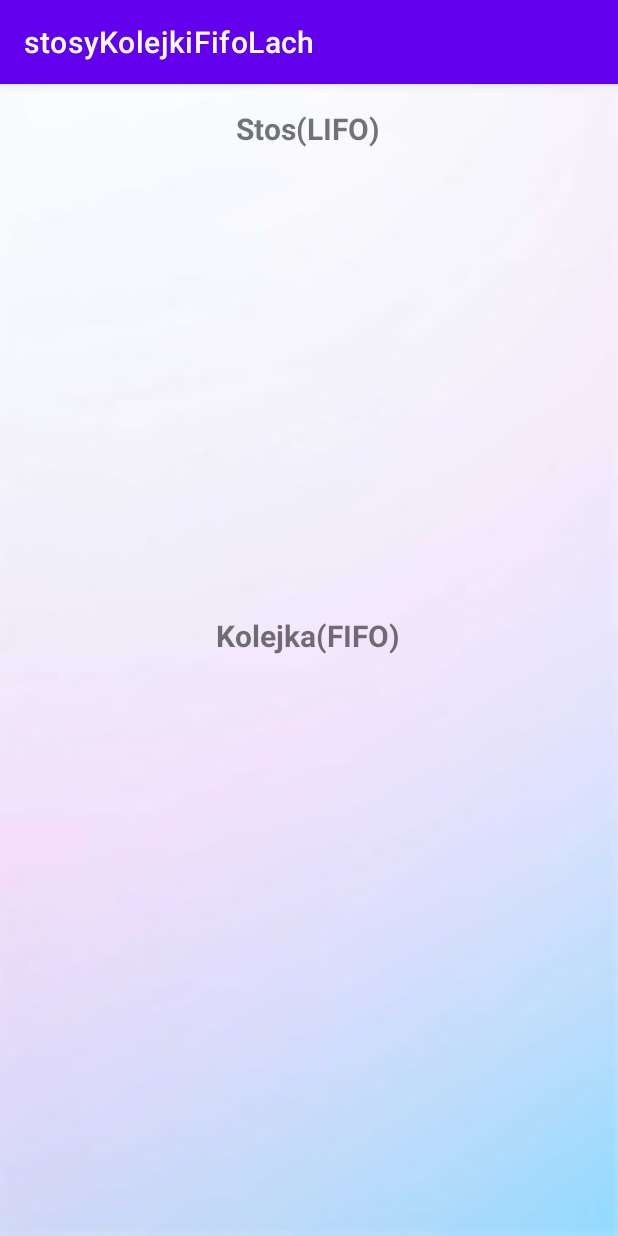
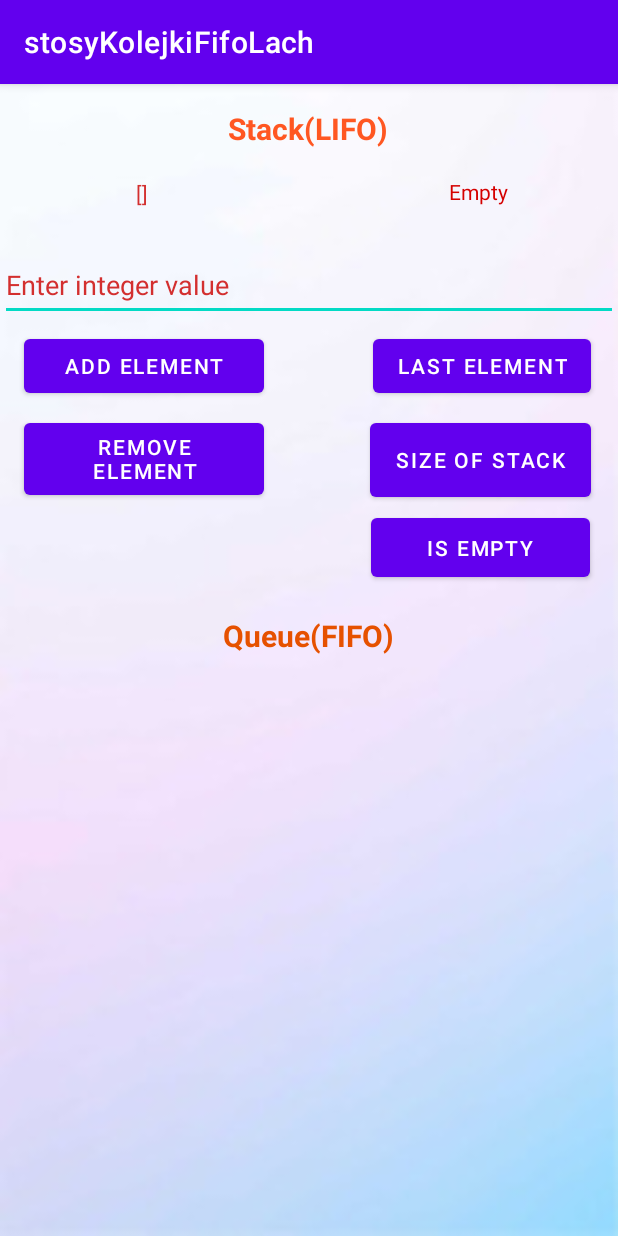
Before and after one commit to kamcio420/stosyKolejkiFifoLach, an Android app: the screen it shows after launch (MainActivity), on a phone screen of 412 x 824 dp. Run offline under Robolectric (Android 15) with nearby library versions, the phone set to English and light mode, and no system bars.

Commit message:
full stack section appearance

```diff
--- a/app/src/main/res/layout/activity_main.xml
+++ b/app/src/main/res/layout/activity_main.xml
@@ -7,11 +7,60 @@
     android:background="@drawable/bcg"
     tools:context=".MainActivity">
 
+    <Button
+        android:id="@+id/topButton"
+        android:layout_width="wrap_content"
+        android:layout_height="wrap_content"
+        android:text="@string/last_element"
+        app:layout_constraintBottom_toBottomOf="parent"
+        app:layout_constraintEnd_toEndOf="parent"
+        app:layout_constraintHorizontal_bias="0.932"
+        app:layout_constraintStart_toStartOf="parent"
+        app:layout_constraintTop_toTopOf="parent"
+        app:layout_constraintVertical_bias="0.228" />
+
+    <Button
+        android:id="@+id/sizeButton"
+        android:layout_width="147dp"
+        android:layout_height="61dp"
+        android:text="@string/size_of_stack"
+        app:layout_constraintBottom_toBottomOf="parent"
+        app:layout_constraintEnd_toEndOf="parent"
+        app:layout_constraintHorizontal_bias="0.931"
+        app:layout_constraintStart_toStartOf="parent"
+        app:layout_constraintTop_toTopOf="parent"
+        app:layout_constraintVertical_bias="0.311" />
+
+    <Button
+        android:id="@+id/emptyButton"
+        android:layout_width="146dp"
+        android:layout_height="51dp"
+        android:text="@string/is_empty"
+        app:layout_constraintBottom_toBottomOf="parent"
+        app:layout_constraintEnd_toEndOf="parent"
+        app:layout_constraintHorizontal_bias="0.93"
+        app:layout_constraintStart_toStartOf="parent"
+        app:layout_constraintTop_toTopOf="parent"
+        app:layout_constraintVertical_bias="0.395" />
+
+    <Button
+        android:id="@+id/popButton"
+        android:layout_width="160dp"
+        android:layout_height="60dp"
+        android:text="@string/remove_element"
+        app:layout_constraintBottom_toBottomOf="parent"
+        app:layout_constraintEnd_toEndOf="parent"
+        app:layout_constraintHorizontal_bias="0.063"
+        app:layout_constraintStart_toStartOf="parent"
+        app:layout_constraintTop_toTopOf="parent"
+        app:layout_constraintVertical_bias="0.311" />
+
     <TextView
         android:id="@+id/textView4"
         android:layout_width="wrap_content"
         android:layout_height="wrap_content"
-        android:text="Kolejka(FIFO)"
+        android:text="@string/queue_fifo"
+        android:textColor="#E65100"
         android:textSize="20sp"
         android:textStyle="bold"
         app:layout_constraintBottom_toBottomOf="parent"
@@ -22,10 +71,11 @@
         app:layout_constraintVertical_bias="0.478" />
 
     <TextView
-        android:id="@+id/textView3"
+        android:id="@+id/headerStack"
         android:layout_width="wrap_content"
         android:layout_height="wrap_content"
-        android:text="Stos(LIFO)"
+        android:text="@string/stack_lifo"
+        android:textColor="#FF5722"
         android:textSize="20sp"
         android:textStyle="bold"
         app:layout_constraintBottom_toBottomOf="parent"
@@ -34,4 +84,70 @@
         app:layout_constraintStart_toStartOf="parent"
         app:layout_constraintTop_toTopOf="parent"
         app:layout_constraintVertical_bias="0.022" />
+
+    <TextView
+        android:id="@+id/outputText"
+        android:layout_width="wrap_content"
+        android:layout_height="wrap_content"
+        android:text="@string/empty"
+        android:textColor="#D50000"
+        app:layout_constraintBottom_toTopOf="@+id/textView4"
+        app:layout_constraintEnd_toEndOf="parent"
+        app:layout_constraintHorizontal_bias="0.803"
+        app:layout_constraintStart_toStartOf="parent"
+        app:layout_constraintTop_toBottomOf="@+id/headerStack"
+        app:layout_constraintVertical_bias="0.065" />
+
+    <com.google.android.material.textfield.TextInputLayout
+        android:id="@+id/inputText"
+        android:layout_width="409dp"
+        android:layout_height="wrap_content"
+        app:layout_constraintBottom_toTopOf="@+id/textView4"
+        app:layout_constraintEnd_toEndOf="parent"
+        app:layout_constraintHorizontal_bias="1.0"
+        app:layout_constraintStart_toStartOf="parent"
+        app:layout_constraintTop_toBottomOf="@+id/outputText"
+        app:layout_constraintVertical_bias="0.21">
+
+    </com.google.android.material.textfield.TextInputLayout>
+
+    <com.google.android.material.textfield.TextInputEditText
+        android:id="@+id/input"
+        android:layout_width="match_parent"
+        android:layout_height="wrap_content"
+        android:hint="@string/enter_integer_value"
+        android:minHeight="48dp"
+        android:textColor="#F44336"
+        android:textColorHint="#D32F2F"
+        app:layout_constraintBottom_toTopOf="@+id/textView4"
+        app:layout_constraintEnd_toEndOf="parent"
+        app:layout_constraintHorizontal_bias="1.0"
+        app:layout_constraintStart_toStartOf="parent"
+        app:layout_constraintTop_toBottomOf="@+id/outputText"
+        app:layout_constraintVertical_bias="0.127" />
+
+    <Button
+        android:id="@+id/addButton"
+        android:layout_width="160dp"
+        android:layout_height="48dp"
+        android:text="@string/add_element"
+        app:layout_constraintBottom_toBottomOf="parent"
+        app:layout_constraintEnd_toEndOf="parent"
+        app:layout_constraintHorizontal_bias="0.063"
+        app:layout_constraintStart_toStartOf="parent"
+        app:layout_constraintTop_toTopOf="parent"
+        app:layout_constraintVertical_bias="0.228" />
+
+    <TextView
+        android:id="@+id/stackValText"
+        android:layout_width="wrap_content"
+        android:layout_height="wrap_content"
+        android:text="@string/stack"
+        android:textColor="#D32F2F"
+        app:layout_constraintBottom_toBottomOf="parent"
+        app:layout_constraintEnd_toEndOf="parent"
+        app:layout_constraintHorizontal_bias="0.225"
+        app:layout_constraintStart_toStartOf="parent"
+        app:layout_constraintTop_toTopOf="parent"
+        app:layout_constraintVertical_bias="0.085" />
 </androidx.constraintlayout.widget.ConstraintLayout>
--- a/app/src/main/res/values/strings.xml
+++ b/app/src/main/res/values/strings.xml
@@ -1,3 +1,18 @@
 <resources>
     <string name="app_name">stosyKolejkiFifoLach</string>
+    <string name="kolejka_fifo">Kolejka(FIFO)</string>
+    <string name="stos_lifo">Stos(LIFO)</string>
+    <string name="empty">Empty</string>
+    <string name="wprowadz_liczbe">Wprowadz liczbe</string>
+    <string name="dodaj_element">Dodaj element</string>
+    <string name="stack">[]</string>
+    <string name="usun_element">usun element</string>
+    <string name="enter_integer_value">Enter integer value</string>
+    <string name="add_element">add element</string>
+    <string name="remove_element">remove element</string>
+    <string name="last_element">last element</string>
+    <string name="queue_fifo">Queue(FIFO)</string>
+    <string name="stack_lifo">Stack(LIFO)</string>
+    <string name="size_of_stack">size of stack</string>
+    <string name="is_empty">Is empty</string>
 </resources>
```
